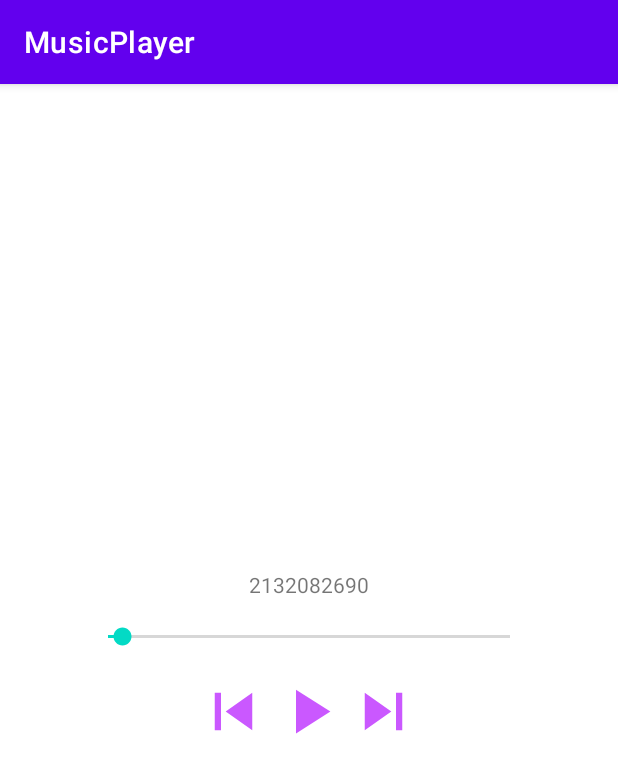
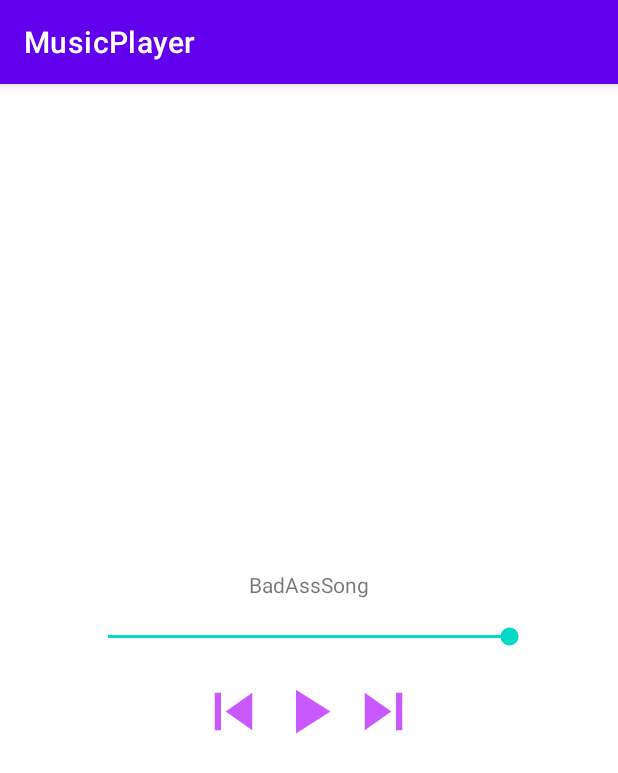
Before and after one commit to mgkdante/MusicPlayer, an Android app: the PlayActivity screen opened directly, with no data from a screen before it, after a tap on "play next", on a phone screen of 412 x 824 dp. Shown: the top 773 px of the screen. Run offline under Robolectric (Android 15) with nearby library versions, the phone set to English and light mode, and no system bars; 7 statements that could not run were skipped; 2 other taps on this screen came first.

Commit message:
fixed mucis list

```diff
--- a/app/src/main/java/com/example/musicplayer/PlayActivity.kt
+++ b/app/src/main/java/com/example/musicplayer/PlayActivity.kt
@@ -10,6 +10,9 @@
 
 class PlayActivity : AppCompatActivity() {
 
+    companion object{
+        var playing = false;
+    }
     private var musicList = arrayListOf(R.raw.a1,R.raw.a4, R.raw.a5, R.raw.a6)
     private lateinit var musicPlayer: MediaPlayer
     private lateinit var playBtn: ImageButton
@@ -17,7 +20,7 @@
     private lateinit var backBtn: ImageButton
     private lateinit var titleSong : TextView
     private lateinit var progressBar: SeekBar
-
+    private  var songPosition: Int = -1
     private lateinit var runnable : Runnable
     private var handler = Handler()
 
@@ -25,26 +28,33 @@
         super.onCreate(savedInstanceState)
         setContentView(R.layout.activity_play)
 
-        var songPosition = 1
+        songPosition = intent.getIntExtra("songPosition",-1);
+        AssertionError(songPosition != -1)
 
         titleSong = findViewById(R.id.title)
         playBtn = findViewById(R.id.play_btn)
         forwardBtn = findViewById(R.id.forward_btn)
         backBtn = findViewById(R.id.back_btn)
         progressBar = findViewById(R.id.musicPorgress)
+
+        if(playing == true){
+            musicPlayer.reset();
+            musicPlayer.release();
+        }
+
         musicPlayer = MediaPlayer.create(this, musicList[songPosition])
-
+        titleSong.text = MainActivity.musicListArray[songPosition].songTitle
         progressBar.progress = 0
         progressBar.max = musicPlayer.duration
 
-        titleSong.text = intent.getStringExtra("songTitle")
 
         musicPlayer.start()
-
+        PlayActivity.playing = true;
         playBtn.setOnClickListener {
             if (musicPlayer.isPlaying) {
                 playBtn.setBackgroundResource(R.drawable.ic_baseline_play_arrow_24)
                 musicPlayer.pause()
+                playing = false;
 
             } else {
                 playBtn.setBackgroundResource(R.drawable.ic_baseline_pause_24)
@@ -53,16 +63,14 @@
         }
 
         forwardBtn.setOnClickListener {
-            if(songPosition < musicList.size) {
+            if(songPosition < musicList.size - 1 ) {
                 songPosition++
             }
             else{
                 songPosition = 0
             }
-            musicPlayer.reset()
-            titleSong.text = musicList[songPosition].toString()
-            musicPlayer = MediaPlayer.create(this, musicList[songPosition])
-            musicPlayer.start()
+            setSong()
+
         }
 
         backBtn.setOnClickListener{
@@ -70,12 +78,9 @@
                 songPosition--
             }
             else{
-                songPosition = musicList.size
+                songPosition = musicList.size - 1 ;
             }
-            musicPlayer.reset()
-            titleSong.text = musicList[songPosition].toString()
-            musicPlayer = MediaPlayer.create(this, musicList[songPosition])
-            musicPlayer.start()
+            setSong();
         }
 
         progressBar.setOnSeekBarChangeListener(object : SeekBar.OnSeekBarChangeListener {
@@ -98,4 +103,11 @@
         }
         handler.postDelayed(runnable, 1000)
     }
+
+    fun setSong(){
+        if(musicPlayer.isPlaying) musicPlayer.reset()
+        titleSong.text = MainActivity.musicListArray[songPosition].songTitle
+        musicPlayer = MediaPlayer.create(this, musicList[songPosition])
+        musicPlayer.start()
+    }
 }
```
Also changed, not shown: app/src/main/java/com/example/musicplayer/MainActivity.kt (+12 -7 lines).
